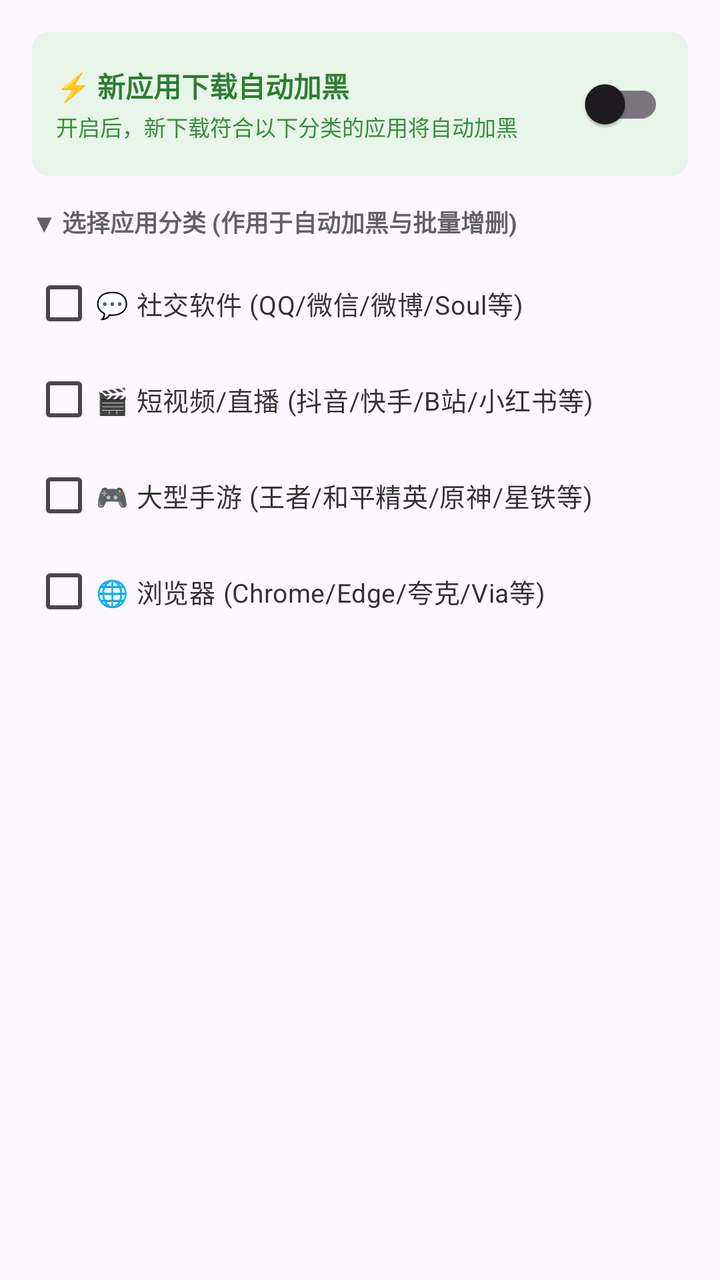
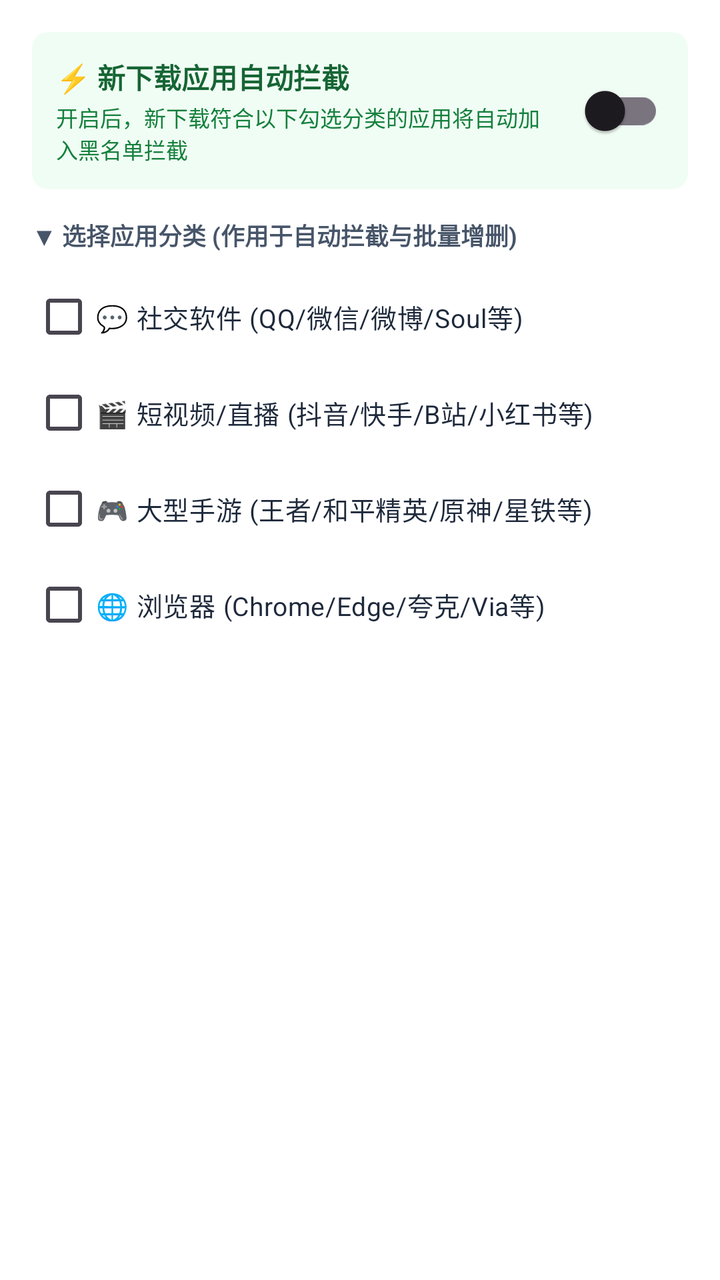

The first picture is an Android layout as it rendered before a commit; the second is the same layout after the commit. The layout source and the unified diff follow.
<!-- AndroidManifest.xml: application theme Theme.IronWill -->
<!-- res/layout/dialog_quick_import_config.xml -->
<?xml version="1.0" encoding="utf-8"?>
<LinearLayout xmlns:android="http://schemas.android.com/apk/res/android"
    xmlns:app="http://schemas.android.com/apk/res-auto"
    android:layout_width="match_parent"
    android:layout_height="wrap_content"
    android:orientation="vertical"
    android:padding="16dp">

    
    <androidx.cardview.widget.CardView
        android:layout_width="match_parent"
        android:layout_height="wrap_content"
        android:layout_marginBottom="14dp"
        app:cardBackgroundColor="#E8F5E9"
        app:cardCornerRadius="8dp"
        app:cardElevation="0dp">

        <LinearLayout
            android:layout_width="match_parent"
            android:layout_height="wrap_content"
            android:orientation="horizontal"
            android:gravity="center_vertical"
            android:padding="12dp">

            <LinearLayout
                android:layout_width="0dp"
                android:layout_height="wrap_content"
                android:layout_weight="1"
                android:orientation="vertical">

                <TextView
                    android:layout_width="wrap_content"
                    android:layout_height="wrap_content"
                    android:text="⚡ 新应用下载自动加黑"
                    android:textSize="14sp"
                    android:textStyle="bold"
                    android:textColor="#2E7D32"/>

                <TextView
                    android:layout_width="wrap_content"
                    android:layout_height="wrap_content"
                    android:layout_marginTop="2dp"
                    android:text="开启后，新下载符合以下分类的应用将自动加黑"
                    android:textSize="11sp"
                    android:textColor="#388E3C"/>
            </LinearLayout>

            <androidx.appcompat.widget.SwitchCompat
                android:id="@+id/switch_dialog_auto_master"
                android:layout_width="wrap_content"
                android:layout_height="wrap_content"
                android:layout_marginStart="8dp"/>
        </LinearLayout>
    </androidx.cardview.widget.CardView>

    
    <TextView
        android:layout_width="match_parent"
        android:layout_height="wrap_content"
        android:text="▼ 选择应用分类 (作用于自动加黑与批量增删)"
        android:textSize="12sp"
        android:textStyle="bold"
        android:textColor="#616161"
        android:layout_marginBottom="8dp"/>

    
    <CheckBox
        android:id="@+id/cb_dialog_comm"
        android:layout_width="match_parent"
        android:layout_height="wrap_content"
        android:text="💬 社交软件 (QQ/微信/微博/Soul等)"
        android:textSize="13sp"
        android:textColor="#333333"
        android:paddingTop="6dp"
        android:paddingBottom="6dp"/>

    <CheckBox
        android:id="@+id/cb_dialog_video"
        android:layout_width="match_parent"
        android:layout_height="wrap_content"
        android:text="🎬 短视频/直播 (抖音/快手/B站/小红书等)"
        android:textSize="13sp"
        android:textColor="#333333"
        android:paddingTop="6dp"
        android:paddingBottom="6dp"/>

    <CheckBox
        android:id="@+id/cb_dialog_game"
        android:layout_width="match_parent"
        android:layout_height="wrap_content"
        android:text="🎮 大型手游 (王者/和平精英/原神/星铁等)"
        android:textSize="13sp"
        android:textColor="#333333"
        android:paddingTop="6dp"
        android:paddingBottom="6dp"/>

    <CheckBox
        android:id="@+id/cb_dialog_browser"
        android:layout_width="match_parent"
        android:layout_height="wrap_content"
        android:text="🌐 浏览器 (Chrome/Edge/夸克/Via等)"
        android:textSize="13sp"
        android:textColor="#333333"
        android:paddingTop="6dp"
        android:paddingBottom="6dp"/>

</LinearLayout>
<!-- resources referenced by this layout -->
<resources>
  <style name="Theme.IronWill" parent="Base.Theme.IronWill" />
  <style name="Base.Theme.IronWill" parent="Theme.Material3.DayNight.NoActionBar">
          
          
      </style>
</resources>

<!-- the commit's change to res/layout/dialog_quick_import_config.xml (unified diff, before → after) -->
@@ -4,14 +4,15 @@
     android:layout_width="match_parent"
     android:layout_height="wrap_content"
     android:orientation="vertical"
-    android:padding="16dp">
+    android:padding="16dp"
+    android:background="#FFFFFF">
 
     
     <androidx.cardview.widget.CardView
         android:layout_width="match_parent"
         android:layout_height="wrap_content"
         android:layout_marginBottom="14dp"
-        app:cardBackgroundColor="#E8F5E9"
+        app:cardBackgroundColor="#F0FDF4"
         app:cardCornerRadius="8dp"
         app:cardElevation="0dp">
 
@@ -31,18 +32,18 @@
                 <TextView
                     android:layout_width="wrap_content"
                     android:layout_height="wrap_content"
-                    android:text="⚡ 新应用下载自动加黑"
+                    android:text="⚡ 新下载应用自动拦截"
                     android:textSize="14sp"
                     android:textStyle="bold"
-                    android:textColor="#2E7D32"/>
+                    android:textColor="#166534"/>
 
                 <TextView
                     android:layout_width="wrap_content"
                     android:layout_height="wrap_content"
                     android:layout_marginTop="2dp"
-                    android:text="开启后，新下载符合以下分类的应用将自动加黑"
+                    android:text="开启后，新下载符合以下勾选分类的应用将自动加入黑名单拦截"
                     android:textSize="11sp"
-                    android:textColor="#388E3C"/>
+                    android:textColor="#15803D"/>
             </LinearLayout>
 
             <androidx.appcompat.widget.SwitchCompat
@@ -57,10 +58,10 @@
     <TextView
         android:layout_width="match_parent"
         android:layout_height="wrap_content"
-        android:text="▼ 选择应用分类 (作用于自动加黑与批量增删)"
+        android:text="▼ 选择应用分类 (作用于自动拦截与批量增删)"
         android:textSize="12sp"
         android:textStyle="bold"
-        android:textColor="#616161"
+        android:textColor="#475569"
         android:layout_marginBottom="8dp"/>
 
     
@@ -70,7 +71,7 @@
         android:layout_height="wrap_content"
         android:text="💬 社交软件 (QQ/微信/微博/Soul等)"
         android:textSize="13sp"
-        android:textColor="#333333"
+        android:textColor="#1E293B"
         android:paddingTop="6dp"
         android:paddingBottom="6dp"/>
 
@@ -80,7 +81,7 @@
         android:layout_height="wrap_content"
         android:text="🎬 短视频/直播 (抖音/快手/B站/小红书等)"
         android:textSize="13sp"
-        android:textColor="#333333"
+        android:textColor="#1E293B"
         android:paddingTop="6dp"
         android:paddingBottom="6dp"/>
 
@@ -90,7 +91,7 @@
         android:layout_height="wrap_content"
         android:text="🎮 大型手游 (王者/和平精英/原神/星铁等)"
         android:textSize="13sp"
-        android:textColor="#333333"
+        android:textColor="#1E293B"
         android:paddingTop="6dp"
         android:paddingBottom="6dp"/>
 
@@ -100,7 +101,7 @@
         android:layout_height="wrap_content"
         android:text="🌐 浏览器 (Chrome/Edge/夸克/Via等)"
         android:textSize="13sp"
-        android:textColor="#333333"
+        android:textColor="#1E293B"
         android:paddingTop="6dp"
         android:paddingBottom="6dp"/>
 
